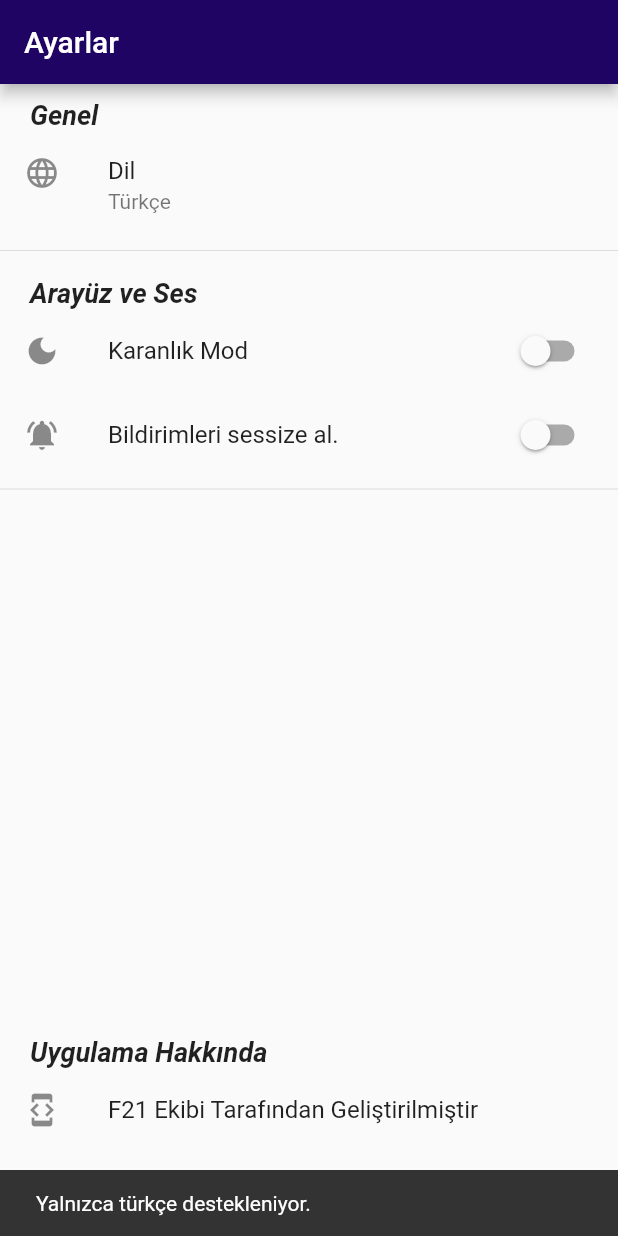
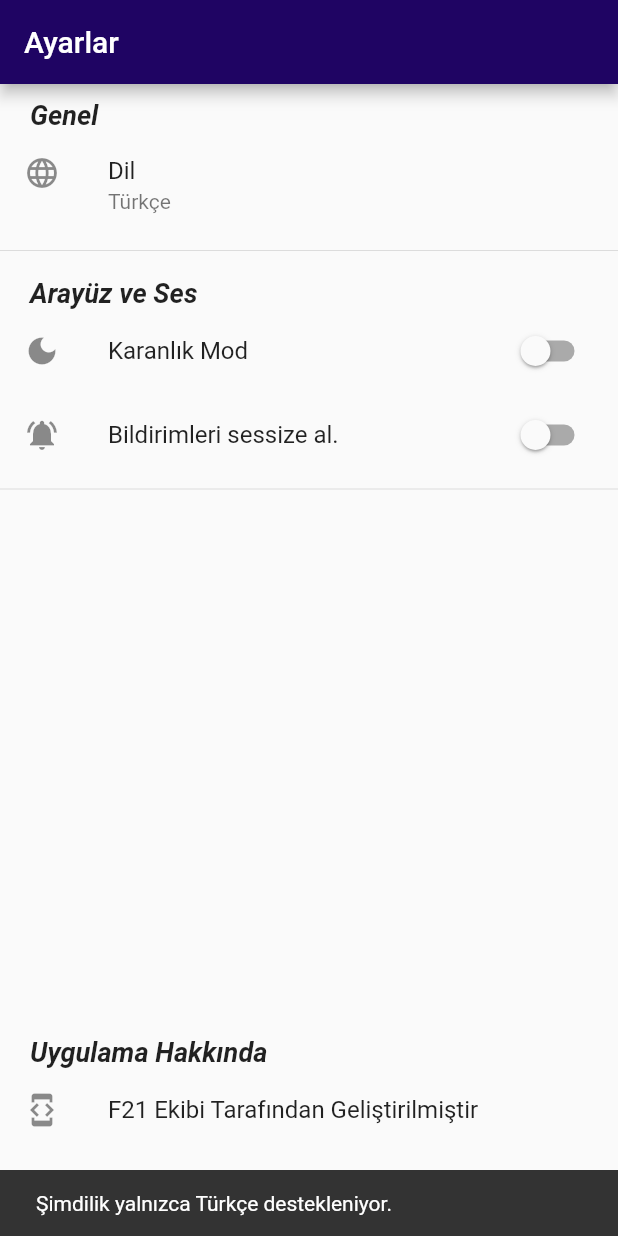
Before and after one commit to berinackr/f21, a Flutter app: the SettingsScreen screen opened by its route, after a tap on "Dil", on a phone screen of 412 x 824 dp. Run offline on Flutter 3.47's test engine with Material 2 defaults, Android fonts, the phone set to English and light mode, and no system bars; our stand-ins replace cloud_firestore, convex_bottom_bar, dotted_border, file_picker, firebase_auth, firebase_core and 14 more; accounts and stored records are empty; network calls fail; Roboto replaces fonts that are missing (Montserrat).

Commit message:
Ayarlar ekranındai dil bölümüne uyarı eklendi.

```diff
--- a/lib/features/settings/screens/settings_screen.dart
+++ b/lib/features/settings/screens/settings_screen.dart
@@ -36,7 +36,7 @@ class SettingsScreen extends ConsumerWidget {
                       subtitle: const Text("Türkçe"),
                        onTap: () {
                          ScaffoldMessenger.of(context).showSnackBar(
-                           const SnackBar(content: Text("Yalnızca türkçe destekleniyor."))
+                           const SnackBar(content: Text("Şimdilik yalnızca Türkçe destekleniyor."))
                          );
                        },
                     ),
```
